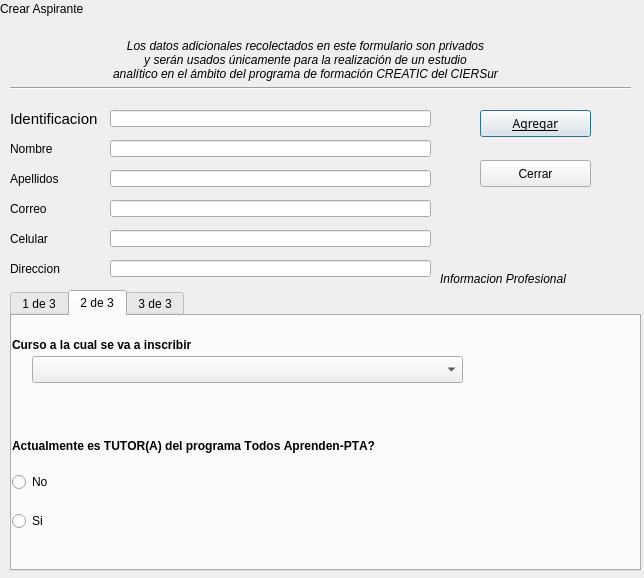
Old version of the form SGC/Vista/VistaAspirante.ui in the repository fernandosanchez1128/SGC.
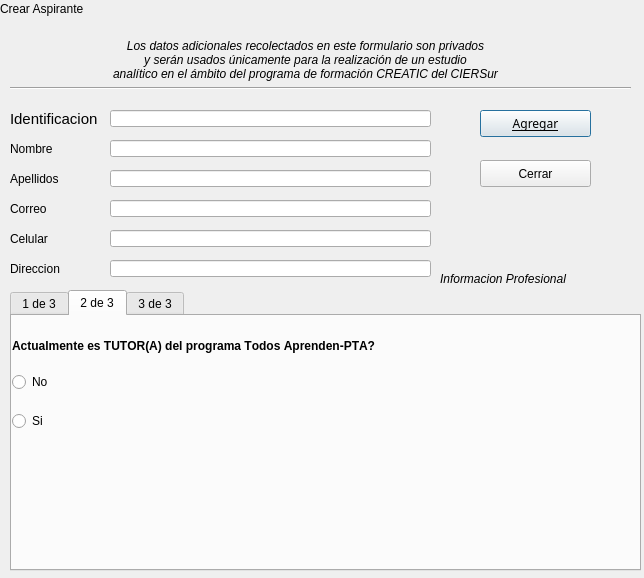
New version of the form. The open tabs and pages were chosen to show the change.

Diff of the .ui file:
```diff
--- a/SGC/Vista/VistaAspirante.ui
+++ b/SGC/Vista/VistaAspirante.ui
@@ -297,32 +297,11 @@
        <attribute name="title">
         <string>2 de 3</string>
        </attribute>
-       <widget class="QLabel" name="label_13">
-        <property name="geometry">
-         <rect>
-          <x>0</x>
-          <y>20</y>
-          <width>221</width>
-          <height>17</height>
-         </rect>
-        </property>
-        <property name="font">
-         <font>
-          <weight>75</weight>
-          <bold>true</bold>
-          <strikeout>false</strikeout>
-          <kerning>false</kerning>
-         </font>
-        </property>
-        <property name="text">
-         <string>Curso a la cual se va a inscribir</string>
-        </property>
-       </widget>
        <widget class="QWidget" name="verticalLayoutWidget">
         <property name="geometry">
          <rect>
           <x>0</x>
-          <y>110</y>
+          <y>10</y>
           <width>451</width>
           <height>121</height>
          </rect>
@@ -383,22 +362,6 @@
          </item>
         </layout>
        </widget>
-       <widget class="QComboBox" name="comboCursos">
-        <property name="geometry">
-         <rect>
-          <x>20</x>
-          <y>40</y>
-          <width>431</width>
-          <height>27</height>
-         </rect>
-        </property>
-        <property name="currentIndex">
-         <number>-1</number>
-        </property>
-        <property name="minimumContentsLength">
-         <number>0</number>
-        </property>
-       </widget>
       </widget>
       <widget class="QWidget" name="tab3">
        <attribute name="title">
```
Left out of the diff: 26 changed lines with no effect on the pictures.
